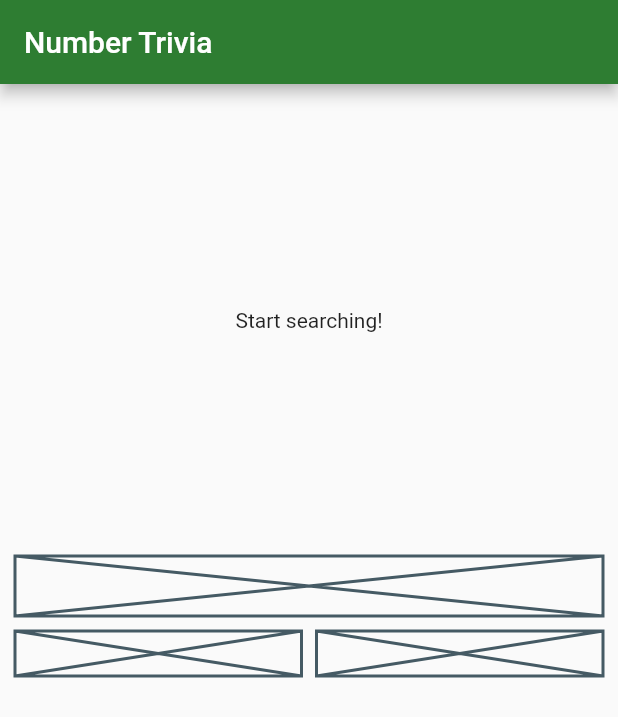
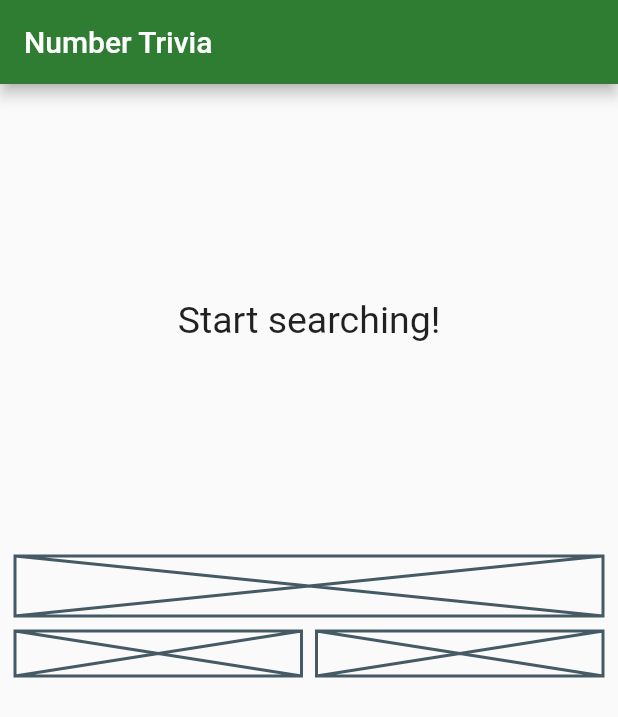
Before and after one commit to piotrek1543/numbers_clean_tdd, a Flutter app: the screen it shows after launch, on a phone screen of 412 x 824 dp. Shown: the top 717 px of the screen. Run offline on Flutter 3.47's test engine with Material 2 defaults, Android fonts, the phone set to English and light mode, and no system bars; our stand-ins replace bloc, dartz, data_connection_checker, equatable, flutter_bloc, get_it and 1 more.

Commit message:
Add MessageDisplay widget. Update NumberTriviaPage.

```diff
--- a/lib/features/number_trivia/presentation/pages/number_trivia_page.dart
+++ b/lib/features/number_trivia/presentation/pages/number_trivia_page.dart
@@ -1,6 +1,7 @@
 import 'package:flutter/material.dart';
 import 'package:flutter_bloc/flutter_bloc.dart';
 import 'package:number_trivia/features/number_trivia/presentation/bloc/number_trivia_bloc.dart';
+import 'package:number_trivia/features/number_trivia/presentation/widgets/message_display.dart';
 import 'package:number_trivia/injection_container.dart';
 
 class NumberTriviaPage extends StatelessWidget {
@@ -27,15 +28,10 @@ class NumberTriviaPage extends StatelessWidget {
               BlocBuilder<NumberTriviaBloc, NumberTriviaState>(
                 builder: (context, state) {
                   if (state is Empty) {
-                    return Container(
-                      // Third of the size of the screen
-                      height: MediaQuery.of(context).size.height / 3,
-                      child: Center(
-                        child: Text('Start searching!'),
-                      ),
+                    return MessageDisplay(
+                      message: 'Start searching!',
                     );
                   }
-                  //TODO: check for the other states
                 },
               ),
               SizedBox(height: 20),
--- /dev/null
+++ b/lib/features/number_trivia/presentation/widgets/message_display.dart
@@ -0,0 +1,28 @@
+import 'package:flutter/material.dart';
+
+class MessageDisplay extends StatelessWidget {
+  final String message;
+
+  const MessageDisplay({
+    Key key,
+    @required this.message,
+  })  : assert(message != null),
+        super(key: key);
+
+  @override
+  Widget build(BuildContext context) {
+    return Container(
+      // Third of the size of the screen
+      height: MediaQuery.of(context).size.height / 3,
+      child: Center(
+        child: SingleChildScrollView(
+          child: Text(
+            message,
+            style: TextStyle(fontSize: 25),
+            textAlign: TextAlign.center,
+          ),
+        ),
+      ),
+    );
+  }
+}
```
Also changed, not shown: 1 other file.
